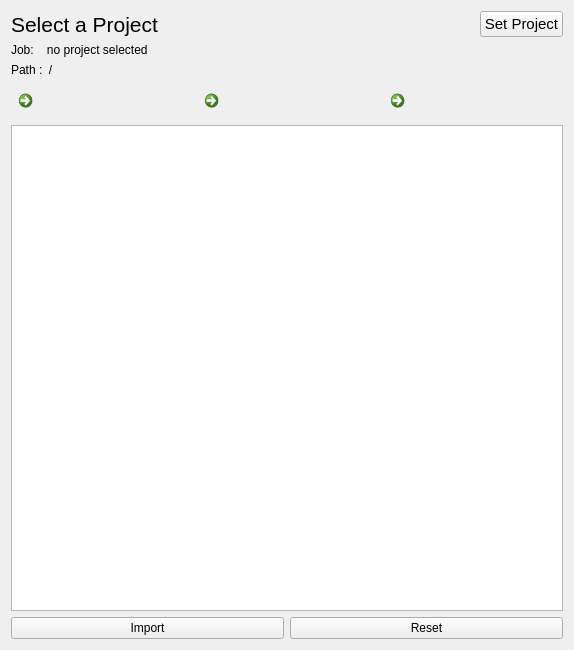
This is projectview.ui in scmacoll/USDbrowserdrafts as Qt 5 draws it before an edit. The edited form follows.
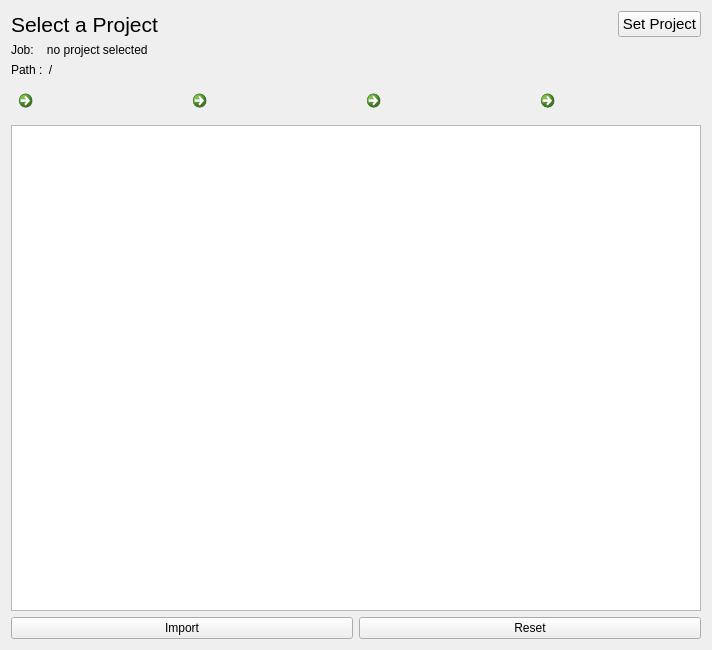
This is the edited form. Icons and pictures are not drawn.

Commit message: start of reload button

Diff of the .ui file:
```diff
--- a/projectview.ui
+++ b/projectview.ui
@@ -125,6 +125,17 @@
          </property>
         </widget>
        </item>
+       <item>
+        <widget class="QCommandLinkButton" name="homebtn">
+         <property name="text">
+          <string/>
+         </property>
+         <property name="icon">
+          <iconset>
+           <normaloff>../../../../../../../Documents/3D/QtDesigner/icons/IMAGE/home.svg</normaloff>../../../../../../../Documents/3D/QtDesigner/icons/IMAGE/home.svg</iconset>
+         </property>
+        </widget>
+       </item>
        <item>
         <layout class="QVBoxLayout" name="verticalLayout_2"/>
        </item>
```
Left out of the diff: 4 changed lines with no effect on the pictures. The commit also changes 3 other files.
